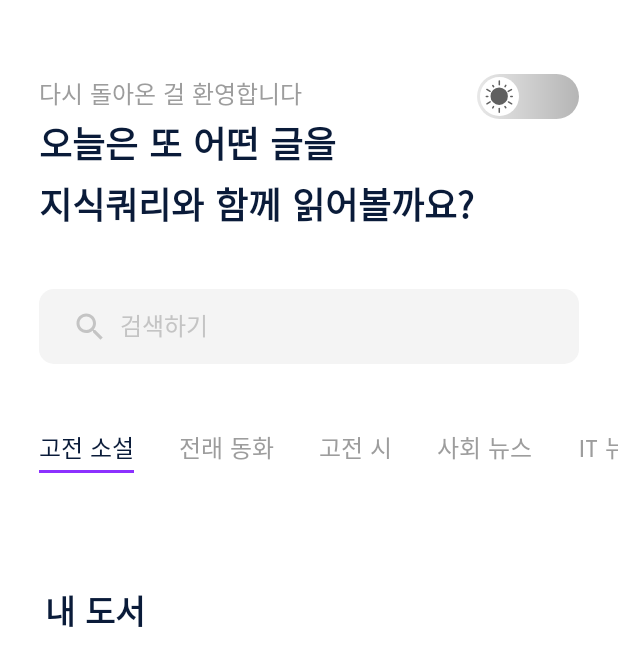
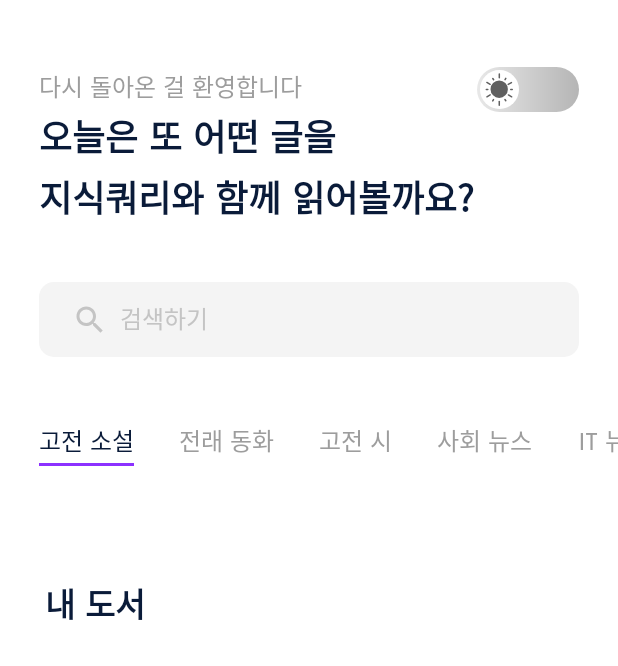
Before and after one commit to JangWoojun/Knowledge_Query, an Android app: the layout fragment_home.xml on its own in the app's theme, with its tools: preview values and no code run, on a phone screen of 412 x 824 dp. Shown: the top 666 px of the screen. Run offline under Robolectric (Android 15) with nearby library versions, the phone set to English and light mode, and no system bars.

Commit message:
design: 마진 간격 조정

```diff
--- a/app/src/main/res/layout/fragment_home.xml
+++ b/app/src/main/res/layout/fragment_home.xml
@@ -16,7 +16,7 @@
 
         <androidx.constraintlayout.widget.ConstraintLayout
             android:layout_marginHorizontal="26dp"
-            android:layout_marginTop="40dp"
+            android:layout_marginTop="35dp"
             android:layout_width="match_parent"
             android:layout_height="wrap_content">
 
```
